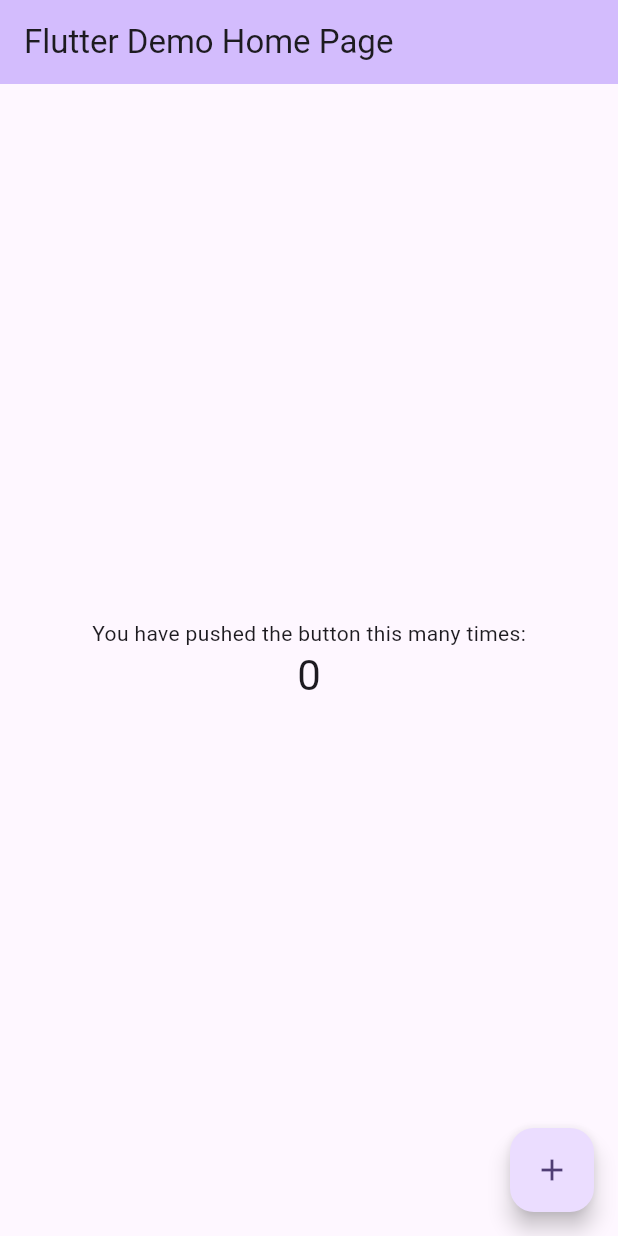
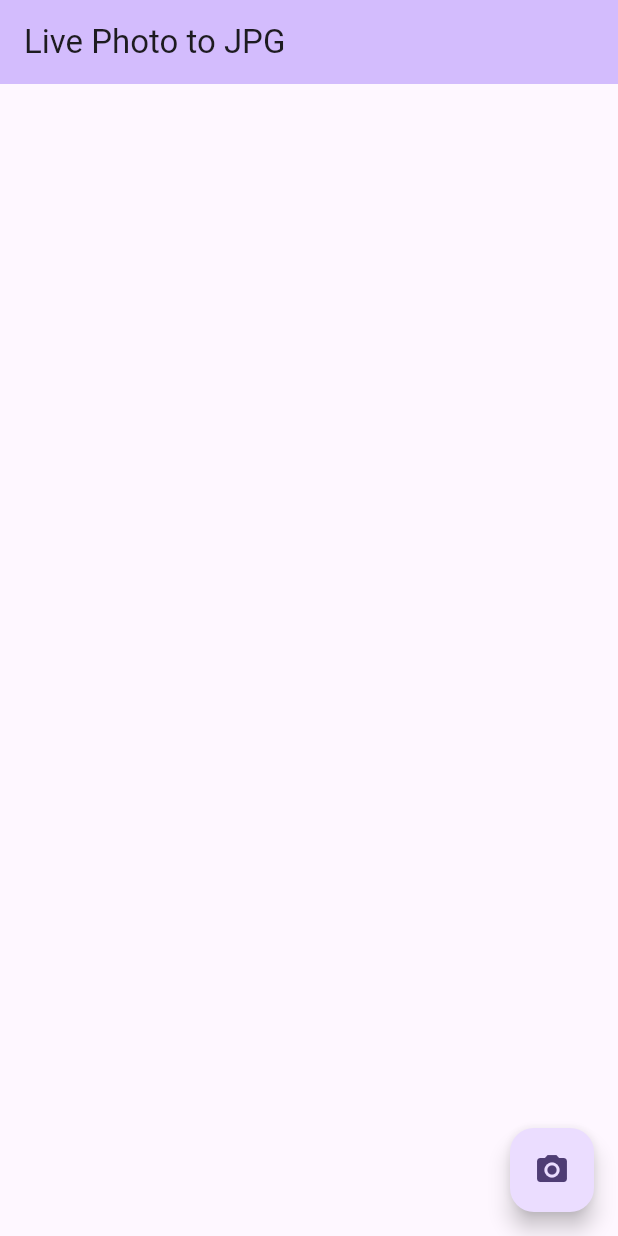
Before and after one commit to zubayer944/livePhotoToJpgFlutter, a Flutter app: the screen it shows after launch, on a phone screen of 412 x 824 dp. Run offline on Flutter 3.47's test engine with Material 2 defaults, Android fonts, the phone set to English and light mode, and no system bars; our stand-ins replace file_picker; missing offline and left inert: flutter_ffmpeg.

Commit message:
covert .mov to jpg

```diff
--- a/lib/main.dart
+++ b/lib/main.dart
@@ -1,4 +1,12 @@
+
+
+import 'package:file_picker/file_picker.dart';
 import 'package:flutter/material.dart';
+import 'package:flutter_ffmpeg/flutter_ffmpeg.dart';
+import 'dart:io';
+import 'package:path_provider/path_provider.dart';
+
+
 
 void main() {
   runApp(const MyApp());
@@ -11,42 +19,18 @@
   @override
   Widget build(BuildContext context) {
     return MaterialApp(
-      title: 'Flutter Demo',
+      title: 'Live Photo to JPG',
       theme: ThemeData(
-        // This is the theme of your application.
-        //
-        // TRY THIS: Try running your application with "flutter run". You'll see
-        // the application has a blue toolbar. Then, without quitting the app,
-        // try changing the seedColor in the colorScheme below to Colors.green
-        // and then invoke "hot reload" (save your changes or press the "hot
-        // reload" button in a Flutter-supported IDE, or press "r" if you used
-        // the command line to start the app).
-        //
-        // Notice that the counter didn't reset back to zero; the application
-        // state is not lost during the reload. To reset the state, use hot
-        // restart instead.
-        //
-        // This works for code too, not just values: Most code changes can be
-        // tested with just a hot reload.
         colorScheme: ColorScheme.fromSeed(seedColor: Colors.deepPurple),
         useMaterial3: true,
       ),
-      home: const MyHomePage(title: 'Flutter Demo Home Page'),
+      home: const MyHomePage(title: 'Live Photo to JPG'),
     );
   }
 }
 
 class MyHomePage extends StatefulWidget {
   const MyHomePage({super.key, required this.title});
-
-  // This widget is the home page of your application. It is stateful, meaning
-  // that it has a State object (defined below) that contains fields that affect
-  // how it looks.
-
-  // This class is the configuration for the state. It holds the values (in this
-  // case the title) provided by the parent (in this case the App widget) and
-  // used by the build method of the State. Fields in a Widget subclass are
-  // always marked "final".
 
   final String title;
 
@@ -55,70 +39,68 @@
 }
 
 class _MyHomePageState extends State<MyHomePage> {
-  int _counter = 0;
 
-  void _incrementCounter() {
-    setState(() {
-      // This call to setState tells the Flutter framework that something has
-      // changed in this State, which causes it to rerun the build method below
-      // so that the display can reflect the updated values. If we changed
-      // _counter without calling setState(), then the build method would not be
-      // called again, and so nothing would appear to happen.
-      _counter++;
-    });
+  //String inputFilePath = 'path/to/your/file.HEIC';
+  PlatformFile file = PlatformFile(name: 'image', size: 200);
+
+  File? _convertedJpg;
+
+  Future<void> _convertToJpg() async {
+
+      final appDir = await getApplicationDocumentsDirectory();
+      final outputPath = "${appDir.path}/converted${DateTime.now().microsecond}.jpg";
+
+      final flutterFFmpeg = FlutterFFmpeg();
+      final command = "-i ${file.path} -vframes 1 $outputPath";
+
+      final int result = await flutterFFmpeg.execute(command);
+
+      if (result == 0) {
+        setState(() {
+          _convertedJpg = File(outputPath);
+          print('_MyHomePageState._convertToJpg---->>> ${_convertedJpg!.path}');
+        });
+      }
+
+  }
+
+
+  Future<void> _onCameraBtnPressed() async {
+    FilePickerResult? result = await FilePicker.platform.pickFiles(
+      type: FileType.any,
+      withData: true,
+    );
+    if (result != null) {
+      file = result.files.first;
+
+      print('_MyHomePageState._onCameraBtnPressed--> ${file.path}');
+
+      _convertToJpg();
+    } else {
+      // User canceled the picker
+      print('_MyHomePageState._onCameraBtnPressed--<>><><<>><><><><><><><><><<>');
+    }
   }
 
   @override
   Widget build(BuildContext context) {
-    // This method is rerun every time setState is called, for instance as done
-    // by the _incrementCounter method above.
-    //
-    // The Flutter framework has been optimized to make rerunning build methods
-    // fast, so that you can just rebuild anything that needs updating rather
-    // than having to individually change instances of widgets.
     return Scaffold(
       appBar: AppBar(
-        // TRY THIS: Try changing the color here to a specific color (to
-        // Colors.amber, perhaps?) and trigger a hot reload to see the AppBar
-        // change color while the other colors stay the same.
         backgroundColor: Theme.of(context).colorScheme.inversePrimary,
-        // Here we take the value from the MyHomePage object that was created by
-        // the App.build method, and use it to set our appbar title.
         title: Text(widget.title),
       ),
       body: Center(
-        // Center is a layout widget. It takes a single child and positions it
-        // in the middle of the parent.
         child: Column(
-          // Column is also a layout widget. It takes a list of children and
-          // arranges them vertically. By default, it sizes itself to fit its
-          // children horizontally, and tries to be as tall as its parent.
-          //
-          // Column has various properties to control how it sizes itself and
-          // how it positions its children. Here we use mainAxisAlignment to
-          // center the children vertically; the main axis here is the vertical
-          // axis because Columns are vertical (the cross axis would be
-          // horizontal).
-          //
-          // TRY THIS: Invoke "debug painting" (choose the "Toggle Debug Paint"
-          // action in the IDE, or press "p" in the console), to see the
-          // wireframe for each widget.
           mainAxisAlignment: MainAxisAlignment.center,
           children: <Widget>[
-            const Text(
-              'You have pushed the button this many times:',
-            ),
-            Text(
-              '$_counter',
-              style: Theme.of(context).textTheme.headlineMedium,
-            ),
+            if (_convertedJpg != null) Image.file(_convertedJpg!)
           ],
         ),
       ),
       floatingActionButton: FloatingActionButton(
-        onPressed: _incrementCounter,
-        tooltip: 'Increment',
-        child: const Icon(Icons.add),
+        onPressed: _onCameraBtnPressed,
+        tooltip: 'Camera',
+        child: const Icon(Icons.camera_alt),
       ), // This trailing comma makes auto-formatting nicer for build methods.
     );
   }
```
Also changed, not shown: pubspec.yaml (+8 -26 lines), pubspec.lock, 4 other files.
